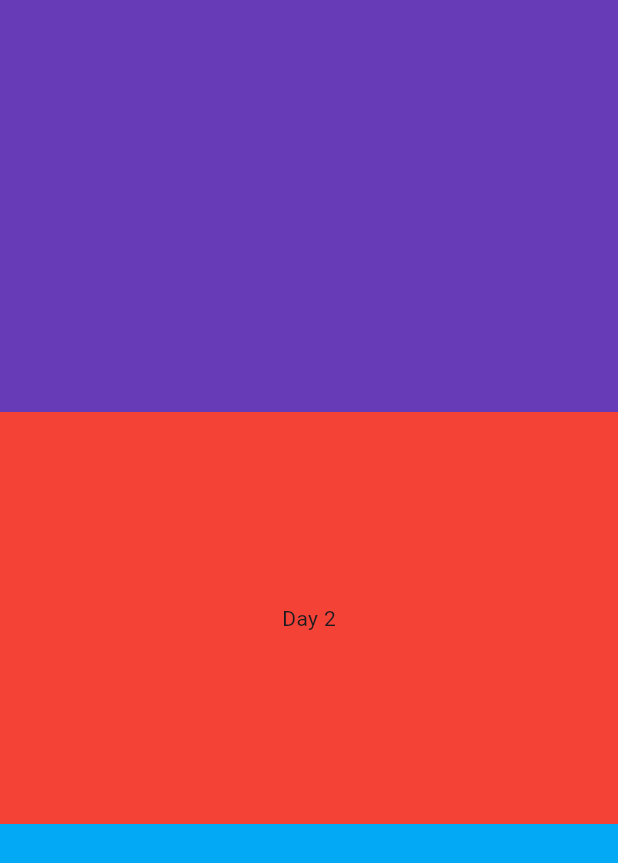
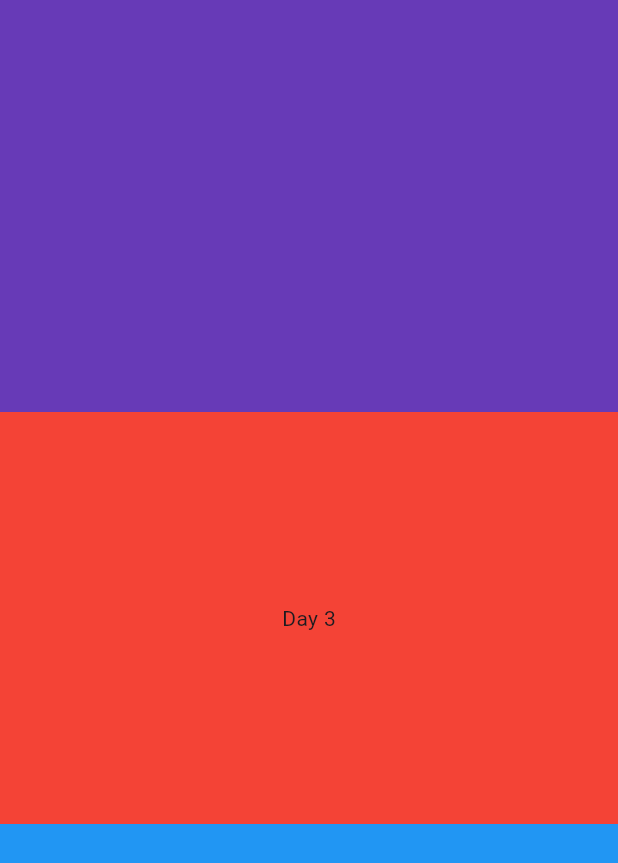
Before and after one commit to Mindsetter/flutter_widgets, a Flutter app: the screen it shows after launch, on a phone screen of 412 x 824 dp. Shown: the top 863 px of the screen. Run offline on Flutter 3.47's test engine with Material 3 defaults, Android fonts, the phone set to English and light mode, and no system bars.

Commit message:
column_widget

```diff
--- a/lib/widget/expanded.dart
+++ b/lib/widget/expanded.dart
@@ -7,6 +7,7 @@ class CusExpanded extends StatelessWidget {
   Widget build(BuildContext context) {
     return Scaffold(
       body: Column(
+        mainAxisAlignment: MainAxisAlignment.center,
         children: [
           Expanded(
             child: Container(
@@ -17,13 +18,13 @@ class CusExpanded extends StatelessWidget {
             child: Container(
               color: Colors.red,
               child: const Center(
-                child: Text('Day 2'),
+                child: Text('Day 3'),
               ),
             ),
           ),
           Expanded(
             child: Container(
-              color: Colors.lightBlue,
+              color: Colors.blue,
             ),
           )
         ],
```
